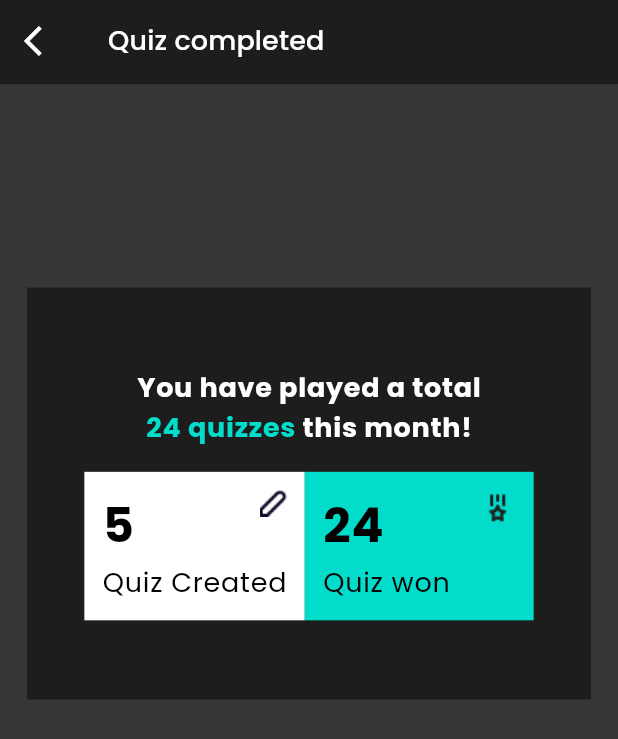
After one commit to gopalkking/SeekMyCourse, a Flutter app: the QuizCompleted screen opened by its route, on a phone screen of 412 x 824 dp. The commit adds this screen. Shown: the top 739 px of the screen. Run offline on Flutter 3.47's test engine with Material 3 defaults, Android fonts, the phone set to English and light mode, and no system bars; our stand-ins replace get, google_fonts, youtube_player_flutter.

Commit message:
generate course remaining

```diff
--- a/lib/src/View/Routes/route_name.dart
+++ b/lib/src/View/Routes/route_name.dart
@@ -6,6 +6,10 @@ class Appnames {
   static const String generateCourseChooseLanguage = '/generateCourseChooseLanguage';
   static const String generateCourseChooseTopicName = '/generateCourseChooseTopicName';
   static const String generateCourseShow = '/generateCourseShow';
+  static const String aiNotesScreen = '/aiNotesScreen';
+  static const String aiChatScreen = '/aiChatScreen';
+  static const String quizScreen = '/quizScreen';
+  static const String quizCompleted = '/quizCompleted';
 
 
 }
--- a/lib/src/View/Routes/routes_page.dart
+++ b/lib/src/View/Routes/routes_page.dart
@@ -1,10 +1,14 @@
 import 'package:get/get.dart';
 import 'package:seek_my_course/src/View/Routes/route_name.dart';
+import 'package:seek_my_course/src/View/Screens/Generate%20Course/ai_chat_screen.dart';
+import 'package:seek_my_course/src/View/Screens/Generate%20Course/ai_notes_screen.dart';
 import 'package:seek_my_course/src/View/Screens/Generate%20Course/generate_course.dart';
 import 'package:seek_my_course/src/View/Screens/Generate%20Course/generate_course_choose_language.dart';
 import 'package:seek_my_course/src/View/Screens/Generate%20Course/generate_course_choose_topic_name.dart';
 import 'package:seek_my_course/src/View/Screens/Generate%20Course/generate_course_no_of_subtopic.dart';
 import 'package:seek_my_course/src/View/Screens/Generate%20Course/generate_course_show.dart';
+import 'package:seek_my_course/src/View/Screens/Generate%20Course/quiz_completed.dart';
+import 'package:seek_my_course/src/View/Screens/Generate%20Course/quiz_screen.dart';
 import 'package:seek_my_course/src/View/Screens/home_screen.dart';
 
 
@@ -46,5 +50,29 @@ class AppRoutes {
       transitionDuration: const Duration(milliseconds: 250),
       transition: Transition.leftToRightWithFade
       ),
+    GetPage(
+      name: Appnames.aiNotesScreen,
+      page: () =>const AiNotesScreen(),
+      transitionDuration: const Duration(milliseconds: 250),
+      transition: Transition.leftToRightWithFade
+      ),
+    GetPage(
+      name: Appnames.aiChatScreen,
+      page: () =>const AiChatScreen(),
+      transitionDuration: const Duration(milliseconds: 250),
+      transition: Transition.leftToRightWithFade
+      ),
+     GetPage(
+      name: Appnames.quizScreen,
+      page: () =>const QuizScreen(),
+      transitionDuration: const Duration(milliseconds: 250),
+      transition: Transition.leftToRightWithFade
+      ),
+    GetPage(
+      name: Appnames.quizCompleted,
+      page: () =>const QuizCompleted(),
+      transitionDuration: const Duration(milliseconds: 250),
+      transition: Transition.leftToRightWithFade
+      ),
   ];
 }
--- a/lib/src/View/Screens/Generate Course/generate_course_show.dart
+++ b/lib/src/View/Screens/Generate Course/generate_course_show.dart
@@ -1,5 +1,6 @@
 import 'package:flutter/material.dart';
 import 'package:get/get.dart';
+import 'package:seek_my_course/src/View/Routes/route_name.dart';
 import 'package:seek_my_course/src/View/Screens/Generate%20Course/subtopic_drawer.dart';
 import 'package:seek_my_course/src/View/Utilies/colors.dart';
 import 'package:seek_my_course/src/View/Utilies/images.dart';
@@ -68,6 +69,7 @@ class _GenerateCourseShowState extends State<GenerateCourseShow> {
           children: [
             FloatingActionButton(
               onPressed: () {
+                Get.toNamed(Appnames.aiNotesScreen);
               },
               shape: CircleBorder(),
               backgroundColor: theme.splashColor,
@@ -76,6 +78,7 @@ class _GenerateCourseShowState extends State<GenerateCourseShow> {
             8.vspace,
             FloatingActionButton(
               onPressed: () {
+                Get.toNamed(Appnames.aiChatScreen);
               },
               shape: CircleBorder(),
               backgroundColor: theme.splashColor,
--- /dev/null
+++ b/lib/src/View/Screens/Generate Course/quiz_completed.dart
@@ -0,0 +1,124 @@
+import 'package:flutter/material.dart';
+import 'package:get/get.dart';
+import 'package:seek_my_course/src/View/Utilies/colors.dart';
+import 'package:seek_my_course/src/View/Utilies/images.dart';
+import 'package:seek_my_course/src/View/Utilies/sizedbox_widget.dart';
+import 'package:seek_my_course/src/View/Widget/common_appbar_widget.dart';
+
+class QuizCompleted extends StatelessWidget {
+  const QuizCompleted({super.key});
+
+  @override
+  Widget build(BuildContext context) {
+    ThemeData theme = Theme.of(context);
+    return Scaffold(
+      appBar: CommonAppbarWidget(text: "Quiz completed",onPressed: (){Get.back();},),
+      body: Padding(
+        padding: const EdgeInsets.all(18),
+        child: Column(
+          children: [
+            SizedBox(height: context.height/7,),
+            Container(
+              width: double.infinity,
+              height: context.height/3,
+              padding: EdgeInsets.all(18),
+              color: Color(AppColors.lightBlack),
+              child: Column(
+                mainAxisAlignment: MainAxisAlignment.center,
+                children: [
+                  Text(
+                    "You have played a total",
+                    style: theme.textTheme.bodyLarge!.copyWith(
+                      fontWeight: FontWeight.bold,
+                    ),
+                  ),
+                  Row(
+                    mainAxisAlignment: MainAxisAlignment.center,
+                    children: [
+                      Text(
+                        "24 quizzes ",
+                        style: theme.textTheme.bodyLarge!.copyWith(
+                          fontWeight: FontWeight.bold,
+                          color: theme.splashColor,
+                        ),
+                      ),
+                      Text(
+                        "this month!",
+                        style: theme.textTheme.bodyLarge!.copyWith(
+                          fontWeight: FontWeight.bold,
+                        ),
+                      ),
+                    ],
+                  ),
+                  16.vspace,
+                  Row(
+                    mainAxisAlignment: MainAxisAlignment.center,
+                    children: [
+                      Container(
+                        padding: EdgeInsets.all(12),
+                        color: Colors.white,
+                        child: Stack(
+                          children: [
+                            Positioned(
+                              right: 0,
+                              child: Image.asset(AppImages.pencil)),
+                            Column(
+                              crossAxisAlignment: CrossAxisAlignment.start,
+                              children: [
+                                Text(
+                                  "5",
+                                  style: theme.textTheme.bodyLarge!.copyWith(
+                                    fontWeight: FontWeight.bold,
+                                    color: Colors.black,
+                                    fontSize: 32
+                                  ),
+                                ),
+                                Text(
+                                  "Quiz Created",
+                                  style: theme.textTheme.bodyLarge!.copyWith(color: Colors.black)
+                                ),
+                              ],
+                            ),
+                          ],
+                        ),
+                      ),
+                      Container(
+                        width: context.width/2.7,
+                        padding: EdgeInsets.all(12),
+                        color: theme.splashColor,
+                        child: Stack(
+                          children: [
+                              Positioned(
+                              right: 0,
+                              child: Image.asset(AppImages.won,)),
+                            Column(
+                              crossAxisAlignment: CrossAxisAlignment.start,
+                              children: [
+                                Text(
+                                  "24",
+                                  style: theme.textTheme.bodyLarge!.copyWith(
+                                    fontWeight: FontWeight.bold,
+                                    color: Colors.black,
+                                    fontSize: 32
+                                  ),
+                                ),
+                                Text(
+                                  "Quiz won",
+                                  style: theme.textTheme.bodyLarge!.copyWith(color: Colors.black),
+                                ),
+                              ],
+                            ),
+                          ],
+                        ),
+                      ),
+                    ],
+                  ),
+                ],
+              ),
+            ),
+          ],
+        ),
+      ),
+    );
+  }
+}
--- a/lib/src/View/Screens/Generate Course/subtopic_drawer.dart
+++ b/lib/src/View/Screens/Generate Course/subtopic_drawer.dart
@@ -1,5 +1,6 @@
 import 'package:flutter/material.dart';
 import 'package:get/get.dart';
+import 'package:seek_my_course/src/View/Routes/route_name.dart';
 import 'package:seek_my_course/src/View/Utilies/images.dart';
 
 class SubtopicDrawer extends StatefulWidget {
@@ -81,7 +82,7 @@ class _SubtopicDrawerState extends State<SubtopicDrawer> {
             const Divider(color: Colors.white, thickness: 2),
             Padding(
               padding: const EdgeInsets.all(16),
-              child: InkWell(onTap:(){},child:Text("Start Quiz", style: theme.textTheme.bodyLarge)),
+              child: InkWell(onTap:(){Get.toNamed(Appnames.quizScreen);},child:Text("Start Quiz", style: theme.textTheme.bodyLarge)),
             ),
             const Divider(color: Colors.white, thickness: 2),
           ],
--- a/lib/src/View/Utilies/images.dart
+++ b/lib/src/View/Utilies/images.dart
@@ -7,6 +7,9 @@ class AppImages{
  static const String aichat = 'assets/images/aichat.png';
  static const String notepad = 'assets/images/notepad.png';
  static const String tick= 'assets/images/tick.png';
+ static const String chatIcon= 'assets/images/chatIcon.png';
+ static const String pencil = 'assets/images/pencil.png';
+ static const String won= 'assets/images/won.png';
 
 
 
--- a/lib/src/View/Widget/common_appbar_widget.dart
+++ b/lib/src/View/Widget/common_appbar_widget.dart
@@ -4,7 +4,8 @@ import 'package:seek_my_course/src/View/Utilies/colors.dart';
 class CommonAppbarWidget extends StatelessWidget implements PreferredSizeWidget {
     final String text;
     final Function()? onPressed;
-  const CommonAppbarWidget({super.key, required this.text, this.onPressed});
+    final List<Widget>? action;
+  const CommonAppbarWidget({super.key, required this.text, this.onPressed, this.action});
 
   @override
   Widget build(BuildContext context) {
@@ -13,6 +14,7 @@ class CommonAppbarWidget extends StatelessWidget implements PreferredSizeWidget
         backgroundColor: Color(AppColors.lightBlack),
         leading: IconButton(onPressed: onPressed, icon: Icon(Icons.arrow_back_ios,color: Colors.white,)),
         title: Text(text,style: theme.textTheme.titleSmall,),
+        actions: action,
         bottom: PreferredSize(
           preferredSize: const Size.fromHeight(0.6),
           child: Container(
```
Also changed, not shown: lib/src/View/Screens/Generate Course/ai_chat_screen.dart (added, +50 -0 lines), lib/src/View/Screens/Generate Course/ai_notes_screen.dart (added, +65 -0 lines), lib/src/View/Screens/Generate Course/quiz_screen.dart (added, +87 -0 lines), assets/images/chatIcon.png (added), assets/images/pencil.png (added), assets/images/won.png (added).
